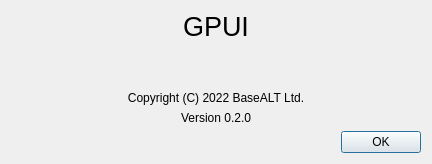
The window that src/gui/aboutdialog.ui (august-alt/gpui) describes before a commit, drawn with Qt 5.
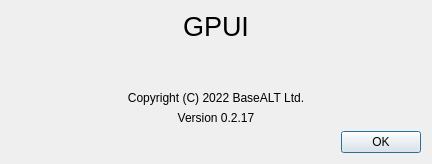
The same window after the commit.

Commit message: fix: fix version in about dialog

```diff
--- a/src/gui/aboutdialog.ui
+++ b/src/gui/aboutdialog.ui
@@ -57,7 +57,7 @@
    <item>
     <widget class="QLabel" name="versionLabel">
      <property name="text">
-      <string>Version 0.2.0</string>
+      <string>Version 0.2.17</string>
      </property>
      <property name="alignment">
       <set>Qt::AlignCenter</set>
```
